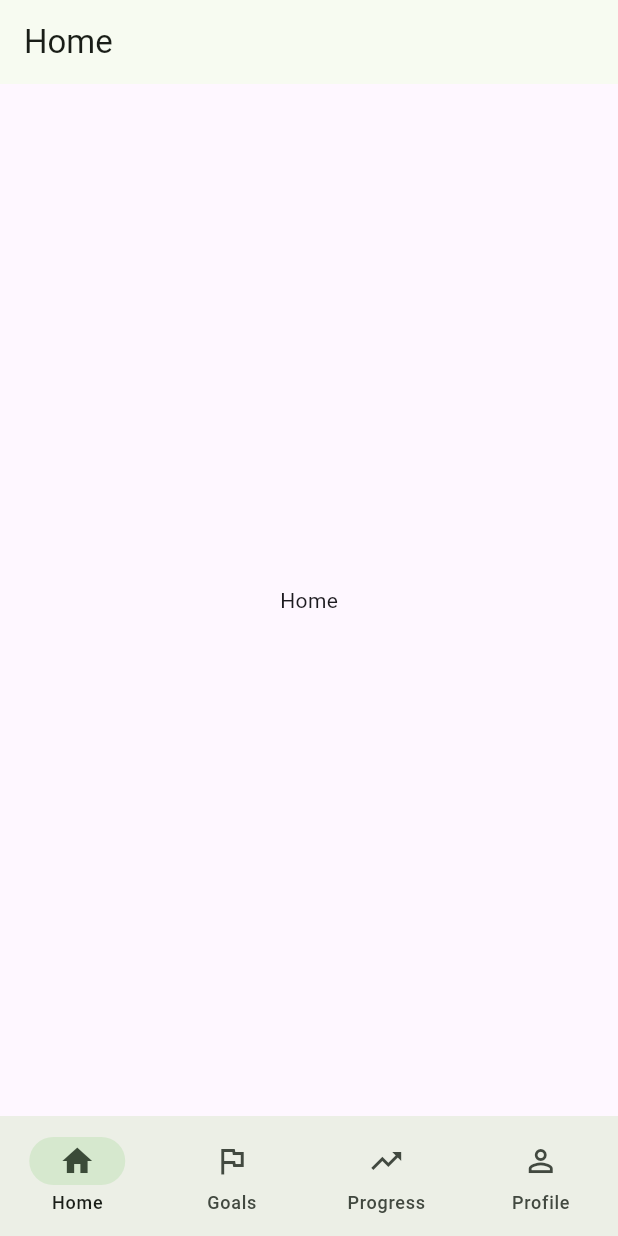
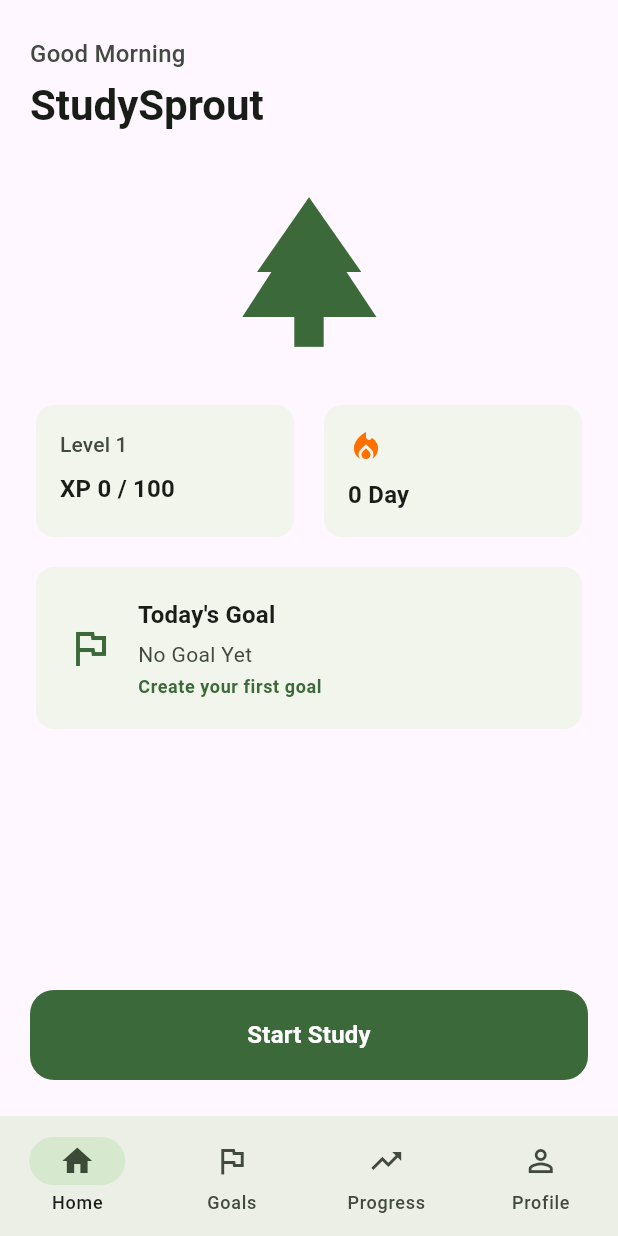
Before and after one commit to Noi451/StudySprout, a Flutter app: the screen it shows after launch, on a phone screen of 412 x 824 dp. Run offline on Flutter 3.47's test engine with Material 3 defaults, Android fonts, the light colour scheme and no system bars; our stand-ins replace go_router.

Commit message:
feat(home): create StudySprout home UI

```diff
--- a/lib/features/home/presentation/home_page.dart
+++ b/lib/features/home/presentation/home_page.dart
@@ -1,18 +1,66 @@
 import 'package:flutter/material.dart';
+
+import 'widgets/goal_card.dart';
+import 'widgets/start_study_button.dart';
+import 'widgets/streak_card.dart';
+import 'widgets/tree_section.dart';
+import 'widgets/welcome_section.dart';
+import 'widgets/xp_card.dart';
 
 /// หน้าหลัก (Home) — แท็บที่ 1
 ///
-/// ใน milestone นี้เป็นแค่โครงหน้า (Scaffold + AppBar + ข้อความกึ่งกลาง)
-/// ยังไม่มี business logic ใด ๆ ตามข้อกำหนด
+/// Milestone 2: สร้าง "Home UI" เท่านั้น — ยังไม่มี business logic ใด ๆ
+/// โครงหน้าประกอบด้วย 6 ส่วน แยกเป็น widget ย่อยใน `widgets/`:
+///  1. [WelcomeSection]  — ข้อความต้อนรับ
+///  2. [TreeSection]      — ต้นไม้กึ่งกลาง (placeholder)
+///  3. [XpCard] + [StreakCard] — การ์ดสถิติ วางคู่กัน 2 คอลัมน์
+///  4. [GoalCard]         — เป้าหมายของวันนี้
+///  5. [StartStudyButton] — ปุ่มเริ่มเรียนด้านล่าง
 class HomePage extends StatelessWidget {
   const HomePage({super.key});
 
   @override
   Widget build(BuildContext context) {
     return Scaffold(
-      appBar: AppBar(title: const Text('Home')),
-      body: const Center(
-        child: Text('Home'),
+      // ไม่มี AppBar เพื่อให้หน้าดูสะอาด มีพื้นที่ว่างเยอะตามสไตล์ calm/minimal
+      body: SafeArea(
+        child: Padding(
+          padding: const EdgeInsets.fromLTRB(20, 24, 20, 24),
+          child: Column(
+            crossAxisAlignment: CrossAxisAlignment.start,
+            children: [
+              // 1. ข้อความต้อนรับ
+              const WelcomeSection(),
+              const SizedBox(height: 8),
+
+              // 2. ต้นไม้กึ่งกลาง — กินพื้นที่ว่างที่เหลือ (ยืดหยุ่นตามจอ ไม่ล้น)
+              const Expanded(child: TreeSection()),
+
+              // 3. XP + Streak วางคู่กัน 2 คอลัมน์
+              //    หุ้มด้วย IntrinsicHeight ให้ทั้งสองการ์ดสูงเท่ากัน
+              //    (Row ใน Column ที่ใช้ stretch ต้องการ cross-axis จำกัด)
+              const IntrinsicHeight(
+                child: Row(
+                  crossAxisAlignment: CrossAxisAlignment.stretch,
+                  children: [
+                    Expanded(child: XpCard()),
+                    SizedBox(width: 12),
+                    Expanded(child: StreakCard()),
+                  ],
+                ),
+              ),
+              const SizedBox(height: 12),
+
+              // 4. เป้าหมายของวันนี้
+              const GoalCard(),
+
+              const Spacer(),
+
+              // 5. ปุ่มเริ่มเรียน — ดันไปด้านล่างด้วย Spacer ด้านบน
+              const StartStudyButton(),
+            ],
+          ),
+        ),
       ),
     );
   }
--- /dev/null
+++ b/lib/features/home/presentation/widgets/goal_card.dart
@@ -0,0 +1,63 @@
+import 'package:flutter/material.dart';
+
+/// การ์ด "เป้าหมายของวันนี้" ของหน้า Home
+///
+/// แสดงสถานะว่ายังไม่มีเป้าหมาย — "No Goal Yet" และคำชวน "Create your first goal"
+/// ยังไม่มี logic สร้าง/โหลดเป้าหมายจริง — เป็น UI เพียงอย่างเดียว
+class GoalCard extends StatelessWidget {
+  const GoalCard({super.key});
+
+  @override
+  Widget build(BuildContext context) {
+    final theme = Theme.of(context);
+
+    return Card(
+      child: Padding(
+        padding: const EdgeInsets.all(20),
+        child: Row(
+          children: [
+            // ไอคอนธง — สื่อถึง "เป้าหมาย"
+            Icon(
+              Icons.flag_outlined,
+              color: theme.colorScheme.primary,
+              size: 32,
+            ),
+            const SizedBox(width: 16),
+            Expanded(
+              child: Column(
+                crossAxisAlignment: CrossAxisAlignment.start,
+                children: [
+                  // หัวข้อการ์ด
+                  Text(
+                    "Today's Goal",
+                    style: theme.textTheme.titleMedium?.copyWith(
+                      fontWeight: FontWeight.bold,
+                      color: theme.colorScheme.onSurface,
+                    ),
+                  ),
+                  const SizedBox(height: 4),
+                  // สถานะ "ยังไม่มีเป้าหมาย"
+                  Text(
+                    'No Goal Yet',
+                    style: theme.textTheme.bodyMedium?.copyWith(
+                      color: theme.colorScheme.onSurfaceVariant,
+                    ),
+                  ),
+                  const SizedBox(height: 4),
+                  // คำชวนสร้างเป้าหมายแรก
+                  Text(
+                    'Create your first goal',
+                    style: theme.textTheme.bodySmall?.copyWith(
+                      color: theme.colorScheme.primary,
+                      fontWeight: FontWeight.w600,
+                    ),
+                  ),
+                ],
+              ),
+            ),
+          ],
+        ),
+      ),
+    );
+  }
+}
--- /dev/null
+++ b/lib/features/home/presentation/widgets/start_study_button.dart
@@ -0,0 +1,38 @@
+import 'package:flutter/material.dart';
+
+/// ปุ่ม "Start Study" ขนาดใหญ่ด้านล่างหน้า Home
+///
+/// ปุ่มสีเขียว มุมโค้ง ขนาดเต็มความกว้าง
+/// ตอนนี้กดแล้วยังไม่ต้องทำอะไร — เป็น UI เพียงอย่างเดียว
+/// (onPressed เป็น null ในเฟสนี้ เพื่อให้ชัดว่ายังไม่มี action)
+class StartStudyButton extends StatelessWidget {
+  const StartStudyButton({super.key});
+
+  @override
+  Widget build(BuildContext context) {
+    final theme = Theme.of(context);
+
+    return SizedBox(
+      width: double.infinity,
+      child: FilledButton(
+        // ยังไม่ผูก action ใด ๆ — milestone นี้เน้น UI เท่านั้น
+        onPressed: () {},
+        style: FilledButton.styleFrom(
+          // ปุ่มโค้งเล็กน้อย ดูนุ่มนวลตามสไตล์ calm/minimal
+          shape: RoundedRectangleBorder(
+            borderRadius: BorderRadius.circular(16),
+          ),
+          padding: const EdgeInsets.symmetric(vertical: 18),
+          backgroundColor: theme.colorScheme.primary,
+        ),
+        child: Text(
+          'Start Study',
+          style: theme.textTheme.titleMedium?.copyWith(
+            fontWeight: FontWeight.bold,
+            color: theme.colorScheme.onPrimary,
+          ),
+        ),
+      ),
+    );
+  }
+}
--- /dev/null
+++ b/lib/features/home/presentation/widgets/streak_card.dart
@@ -0,0 +1,40 @@
+import 'package:flutter/material.dart';
+
+/// การ์ด Streak (จำนวนวันที่เรียนติดต่อกัน) ของหน้า Home
+///
+/// แสดงไอคอนไฟ 🔥 และ "0 Day" เป็นข้อความคงที่
+/// ยังไม่มี logic นับวันจริง — เป็น UI เพียงอย่างเดียว
+class StreakCard extends StatelessWidget {
+  const StreakCard({super.key});
+
+  @override
+  Widget build(BuildContext context) {
+    final theme = Theme.of(context);
+
+    return Card(
+      child: Padding(
+        padding: const EdgeInsets.all(16),
+        child: Column(
+          crossAxisAlignment: CrossAxisAlignment.start,
+          children: [
+            // ไอคอนไฟ — สีส้ม เป็นสัญลักษณ์ streak
+            const Icon(
+              Icons.local_fire_department,
+              color: Color(0xFFFF6F00),
+              size: 24,
+            ),
+            const SizedBox(height: 8),
+            // จำนวนวัน — ตัวใหญ่ เด่น
+            Text(
+              '0 Day',
+              style: theme.textTheme.titleMedium?.copyWith(
+                fontWeight: FontWeight.bold,
+                color: theme.colorScheme.onSurface,
+              ),
+            ),
+          ],
+        ),
+      ),
+    );
+  }
+}
--- /dev/null
+++ b/lib/features/home/presentation/widgets/tree_section.dart
@@ -0,0 +1,26 @@
+import 'package:flutter/material.dart';
+
+/// พื้นที่ต้นไม้กึ่งกลางหน้า Home
+///
+/// ใช้ [Icon] รูปต้นไม้เป็น placeholder อยู่ตรงกลาง
+/// ยังไม่ใช้รูปจริง ตามข้อกำหนดของ milestone นี้
+///
+/// ไม่กำหนดความสูงตายตัว — ให้ widget ย่อย/ผู้ใช้เป็นตัวกำหนดขนาด
+/// (เช่น หุ้มด้วย [Expanded] ในหน้าหลัก เพื่อให้ต้นไม้กินพื้นที่ว่างที่เหลือ
+/// และยืดหยุ่นตามขนาดจอ ไม่ล้นหน้าจอ)
+class TreeSection extends StatelessWidget {
+  const TreeSection({super.key});
+
+  @override
+  Widget build(BuildContext context) {
+    final theme = Theme.of(context);
+
+    return Center(
+      child: Icon(
+        Icons.park,
+        size: 120,
+        color: theme.colorScheme.primary,
+      ),
+    );
+  }
+}
--- /dev/null
+++ b/lib/features/home/presentation/widgets/welcome_section.dart
@@ -0,0 +1,36 @@
+import 'package:flutter/material.dart';
+
+/// ส่วนหัวของหน้า Home — ข้อความต้อนรับ
+///
+/// แสดงคำทักทายตามช่วงเวลา (ตอนนี้เป็นข้อความคงที่ ยังไม่มี logic คำนวณเวลาจริง)
+/// และชื่อแอป "StudySprout" เป็นตัวใหญ่ด้านล่าง
+class WelcomeSection extends StatelessWidget {
+  const WelcomeSection({super.key});
+
+  @override
+  Widget build(BuildContext context) {
+    final theme = Theme.of(context);
+
+    return Column(
+      crossAxisAlignment: CrossAxisAlignment.start,
+      children: [
+        // คำทักทาย — เน้นนุ่มนวล สีอ่อนกว่าชื่อแอป
+        Text(
+          'Good Morning',
+          style: theme.textTheme.titleMedium?.copyWith(
+            color: theme.colorScheme.onSurfaceVariant,
+          ),
+        ),
+        const SizedBox(height: 4),
+        // ชื่อแอป — ตัวใหญ่ เด่น เป็นจุดศูนย์กลางของส่วนบน
+        Text(
+          'StudySprout',
+          style: theme.textTheme.headlineMedium?.copyWith(
+            fontWeight: FontWeight.bold,
+            color: theme.colorScheme.onSurface,
+          ),
+        ),
+      ],
+    );
+  }
+}
--- /dev/null
+++ b/lib/features/home/presentation/widgets/xp_card.dart
@@ -0,0 +1,41 @@
+import 'package:flutter/material.dart';
+
+/// การ์ด XP (ค่าประสบการณ์) ของหน้า Home
+///
+/// แสดง "Level 1" และ "XP 0 / 100" เป็นข้อความคงที่
+/// ยังไม่มี logic คำนวณระดับหรือ XP จริง — เป็น UI เพียงอย่างเดียว
+class XpCard extends StatelessWidget {
+  const XpCard({super.key});
+
+  @override
+  Widget build(BuildContext context) {
+    final theme = Theme.of(context);
+
+    return Card(
+      child: Padding(
+        padding: const EdgeInsets.all(16),
+        child: Column(
+          crossAxisAlignment: CrossAxisAlignment.start,
+          children: [
+            // ป้ายระดับ — เล็ก สีอ่อน อยู่บนสุด
+            Text(
+              'Level 1',
+              style: theme.textTheme.labelLarge?.copyWith(
+                color: theme.colorScheme.onSurfaceVariant,
+              ),
+            ),
+            const SizedBox(height: 8),
+            // ค่า XP — ตัวใหญ่ เด่น
+            Text(
+              'XP 0 / 100',
+              style: theme.textTheme.titleMedium?.copyWith(
+                fontWeight: FontWeight.bold,
+                color: theme.colorScheme.onSurface,
+              ),
+            ),
+          ],
+        ),
+      ),
+    );
+  }
+}
```
Also changed, not shown: 1 other file.
